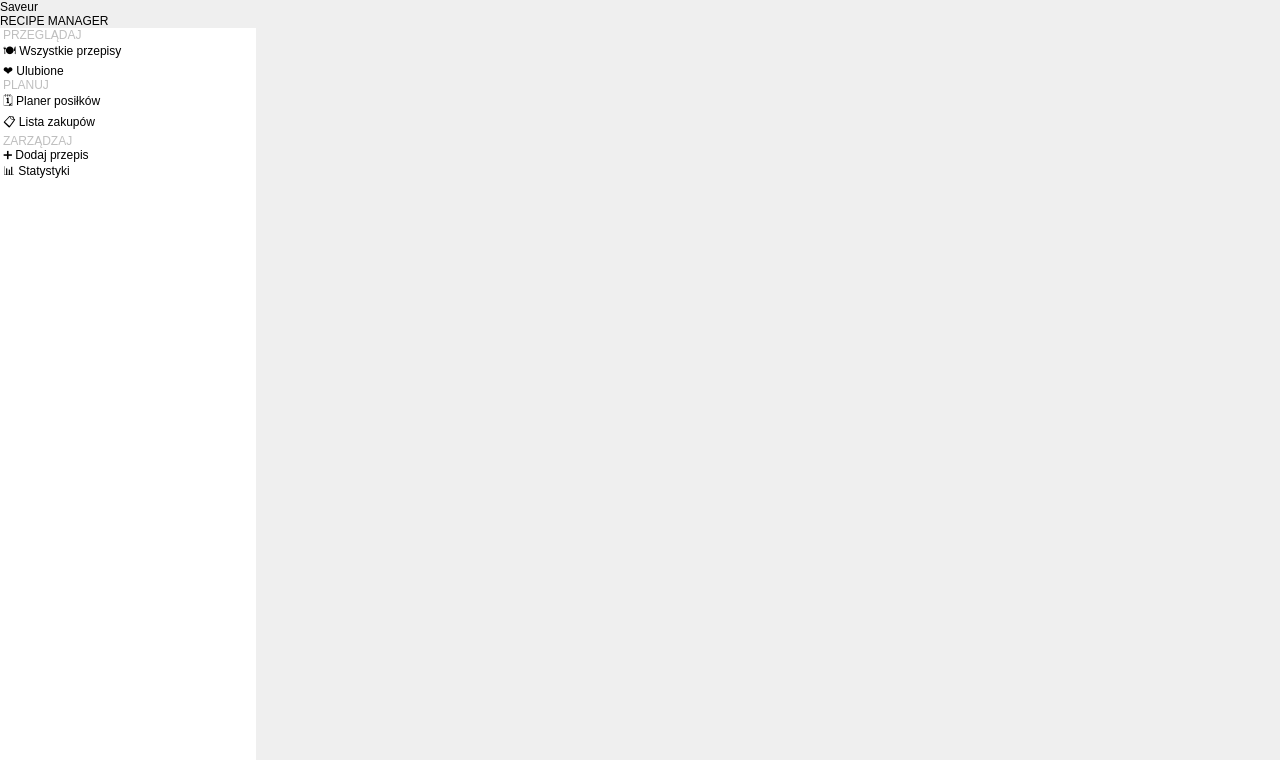
First picture: the form in RecipeManager/mainwindow.ui, repository akmqu/recipe-manager, before the edit.
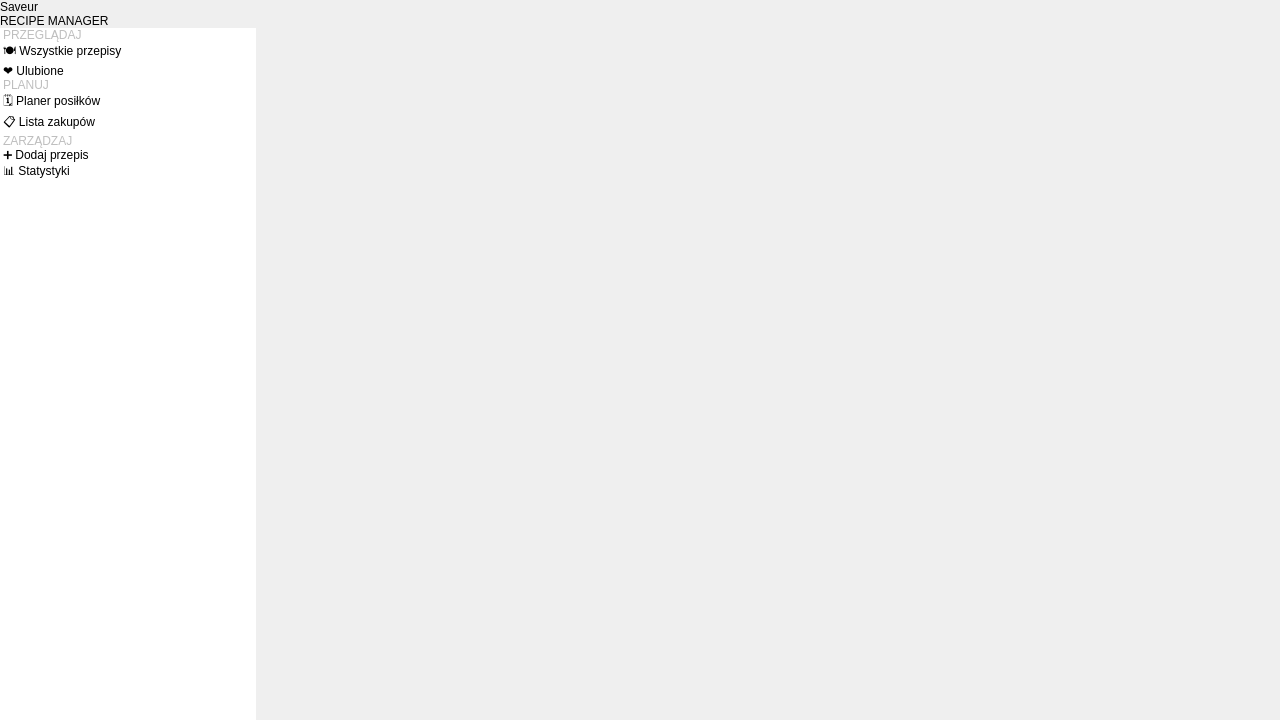
Second picture: the form after the edit.

```diff
--- a/RecipeManager/mainwindow.ui
+++ b/RecipeManager/mainwindow.ui
@@ -7,9 +7,15 @@
     <x>0</x>
     <y>0</y>
     <width>1280</width>
-    <height>760</height>
+    <height>720</height>
    </rect>
   </property>
+  <property name="maximumSize">
+   <size>
+    <width>16777211</width>
+    <height>16777215</height>
+   </size>
+  </property>
   <property name="windowTitle">
    <string>Saveur — Recipe Manager</string>
   </property>
@@ -98,6 +104,12 @@
       </item>
       <item>
        <widget class="QListWidget" name="listWidget">
+        <property name="maximumSize">
+         <size>
+          <width>280</width>
+          <height>16777215</height>
+         </size>
+        </property>
         <property name="frameShape">
          <enum>QFrame::NoFrame</enum>
         </property>
```
